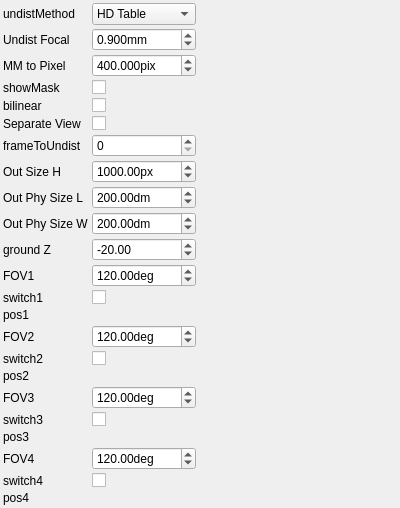
Old version of the form applications/merger/ui/mergerControlWidget.ui in the repository NickPenkrat/corecvs.
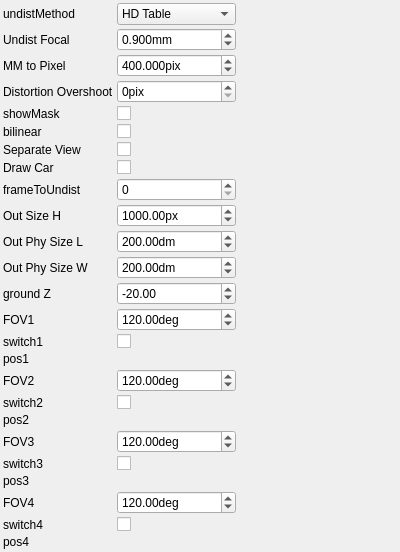
New version of the form. Custom widgets are drawn as their Qt base class.

Patch:
```diff
--- a/applications/merger/ui/mergerControlWidget.ui
+++ b/applications/merger/ui/mergerControlWidget.ui
@@ -55,6 +55,11 @@
          <string>HD Table</string>
         </property>
        </item>
+       <item>
+        <property name="text">
+         <string>Loaded Camera</string>
+        </property>
+       </item>
      </widget>
     </item>
     <item row="1" column="0">
@@ -79,7 +84,7 @@
         <double>99999</double>
        </property>
        <property name="singleStep">
-        <double>1</double>
+        <double>0.1</double>
        </property>
        <property name="value">
         <double>0.9</double>
@@ -114,7 +119,7 @@
         <double>99999</double>
        </property>
        <property name="singleStep">
-        <double>1</double>
+        <double>0.1</double>
        </property>
        <property name="value">
         <double>400</double>
@@ -130,48 +135,63 @@
     <item row="3" column="0">
      <widget class="QLabel" name="label_3">
        <property name="text">
-         <string>showMask</string>
+         <string>Distortion Overshoot</string>
        </property>
      </widget>
     </item>
     <item row="3" column="1">
-     <widget class="QCheckBox" name="showMaskCheckBox">
+     <widget class="QSpinBox" name="distortionOvershootSpinBox">
        <property name="toolTip">
-         <string>showMask</string>
+         <string>Distortion Overshoot</string>
        </property>
-       <property name="checked">
-           <bool>1</bool>
+       <property name="minimum">
+        <number>0</number>
+       </property>
+       <property name="maximum">
+        <number>99999</number>
+       </property>
+       <property name="singleStep">
+        <number>10</number>
+       </property>
+       <property name="value">
+        <number>0</number>
+       </property>
+       <property name="prefix">
+        <string></string>
+       </property>
+       <property name="suffix">
+        <string>pix</string>
        </property>
      </widget>
     </item>
     <item row="4" column="0">
      <widget class="QLabel" name="label_4">
        <property name="text">
-         <string>bilinear</string>
+         <string>showMask</string>
        </property>
      </widget>
     </item>
     <item row="4" column="1">
-     <widget class="QCheckBox" name="bilinearCheckBox">
+     <widget class="QCheckBox" name="showMaskCheckBox">
        <property name="toolTip">
-         <string>bilinear</string>
+         <string>showMask</string>
        </property>
        <property name="checked">
-           <bool>0</bool>
+           <bool>1</bool>
        </property>
      </widget>
     </item>
     <item row="5" column="0">
      <widget class="QLabel" name="label_5">
        <property name="text">
-         <string>Separate View</string>
+         <string>bilinear</string>
        </property>
      </widget>
     </item>
     <item row="5" column="1">
-     <widget class="QCheckBox" name="separateViewCheckBox">
+     <widget class="QCheckBox" name="bilinearCheckBox">
        <property name="toolTip">
-         <string>Separate View</string>
+         <string>bilinear</string>
        </property>
        <property name="checked">
            <bool>0</bool>
@@ -181,113 +201,83 @@
     <item row="6" column="0">
      <widget class="QLabel" name="label_6">
        <property name="text">
-         <string>frameToUndist</string>
+         <string>Separate View</string>
        </property>
      </widget>
     </item>
     <item row="6" column="1">
-     <widget class="QSpinBox" name="frameToUndistSpinBox">
+     <widget class="QCheckBox" name="separateViewCheckBox">
        <property name="toolTip">
-         <string>frameToUndist</string>
+         <string>Separate View</string>
        </property>
-       <property name="minimum">
-        <number>0</number>
-       </property>
-       <property name="maximum">
-        <number>3</number>
-       </property>
-       <property name="singleStep">
-        <number>1</number>
-       </property>
-       <property name="value">
-        <number>0</number>
-       </property>
-       <property name="prefix">
-        <string></string>
-       </property>
-       <property name="suffix">
-        <string></string>
+       <property name="checked">
+           <bool>0</bool>
        </property>
      </widget>
     </item>
     <item row="7" column="0">
      <widget class="QLabel" name="label_7">
        <property name="text">
-         <string>Out Size H</string>
+         <string>Draw Car</string>
        </property>
      </widget>
     </item>
     <item row="7" column="1">
-     <widget class="QDoubleSpinBox" name="outSizeHSpinBox">
+     <widget class="QCheckBox" name="drawCarCheckBox">
        <property name="toolTip">
-         <string>Out Size H</string>
+         <string>Draw Car</string>
        </property>
-       <property name="minimum">
-        <double>10</double>
-       </property>
-       <property name="maximum">
-        <double>99999</double>
-       </property>
-       <property name="singleStep">
-        <double>1</double>
-       </property>
-       <property name="value">
-        <double>1000</double>
-       </property>
-       <property name="prefix">
-        <string></string>
-       </property>
-       <property name="suffix">
-        <string>px</string>
+       <property name="checked">
+           <bool>1</bool>
        </property>
      </widget>
     </item>
     <item row="8" column="0">
      <widget class="QLabel" name="label_8">
        <property name="text">
-         <string>Out Phy Size L</string>
+         <string>frameToUndist</string>
        </property>
      </widget>
     </item>
     <item row="8" column="1">
-     <widget class="QDoubleSpinBox" name="outPhySizeLSpinBox">
+     <widget class="QSpinBox" name="frameToUndistSpinBox">
        <property name="toolTip">
-         <string>Out Phy Size L</string>
+         <string>frameToUndist</string>
        </property>
        <property name="minimum">
-        <double>1</double>
+        <number>0</number>
        </property>
        <property name="maximum">
-        <double>99999</double>
+        <number>3</number>
        </property>
        <property name="singleStep">
-        <double>1</double>
+        <number>1</number>
        </property>
        <property name="value">
-        <double>200</double>
+        <number>0</number>
        </property>
        <property name="prefix">
         <string></string>
        </property>
        <property name="suffix">
-        <string>dm</string>
+        <string></string>
        </property>
      </widget>
     </item>
     <item row="9" column="0">
      <widget class="QLabel" name="label_9">
        <property name="text">
-         <string>Out Phy Size W</string>
+         <string>Out Size H</string>
        </property>
      </widget>
     </item>
     <item row="9" column="1">
-     <widget class="QDoubleSpinBox" name="outPhySizeWSpinBox">
+     <widget class="QDoubleSpinBox" name="outSizeHSpinBox">
        <property name="toolTip">
-         <string>Out Phy Size W</string>
+         <string>Out Size H</string>
        </property>
        <property name="minimum">
-        <double>1</double>
+        <double>10</double>
        </property>
        <property name="maximum">
         <double>99999</double>
@@ -296,30 +286,30 @@
         <double>1</double>
        </property>
        <property name="value">
-        <double>200</double>
+        <double>1000</double>
        </property>
        <property name="prefix">
         <string></string>
        </property>
        <property name="suffix">
-        <string>dm</string>
+        <string>px</string>
        </property>
      </widget>
     </item>
     <item row="10" column="0">
      <widget class="QLabel" name="label_10">
        <property name="text">
-         <string>ground Z</string>
+         <string>Out Phy Size L</string>
        </property>
      </widget>
     </item>
     <item row="10" column="1">
-     <widget class="QDoubleSpinBox" name="groundZSpinBox">
+     <widget class="QDoubleSpinBox" name="outPhySizeLSpinBox">
        <property name="toolTip">
-         <string>ground Z</string>
+         <string>Out Phy Size L</string>
        </property>
        <property name="minimum">
-        <double>-99999</double>
+        <double>1</double>
        </property>
        <property name="maximum">
         <double>99999</double>
@@ -328,269 +318,333 @@
         <double>1</double>
        </property>
        <property name="value">
-        <double>-20</double>
+        <double>200</double>
        </property>
        <property name="prefix">
         <string></string>
        </property>
        <property name="suffix">
-        <string></string>
+        <string>dm</string>
        </property>
      </widget>
     </item>
     <item row="11" column="0">
      <widget class="QLabel" name="label_11">
        <property name="text">
-         <string>FOV1</string>
+         <string>Out Phy Size W</string>
        </property>
      </widget>
     </item>
     <item row="11" column="1">
-     <widget class="QDoubleSpinBox" name="fOV1SpinBox">
+     <widget class="QDoubleSpinBox" name="outPhySizeWSpinBox">
        <property name="toolTip">
-         <string>FOV1</string>
+         <string>Out Phy Size W</string>
        </property>
        <property name="minimum">
         <double>1</double>
        </property>
        <property name="maximum">
-        <double>360</double>
+        <double>99999</double>
        </property>
        <property name="singleStep">
         <double>1</double>
        </property>
        <property name="value">
-        <double>120</double>
+        <double>200</double>
        </property>
        <property name="prefix">
         <string></string>
        </property>
        <property name="suffix">
-        <string>deg</string>
+        <string>dm</string>
        </property>
      </widget>
     </item>
     <item row="12" column="0">
      <widget class="QLabel" name="label_12">
        <property name="text">
-         <string>switch1</string>
+         <string>ground Z</string>
        </property>
      </widget>
     </item>
     <item row="12" column="1">
-     <widget class="QCheckBox" name="switch1CheckBox">
+     <widget class="QDoubleSpinBox" name="groundZSpinBox">
        <property name="toolTip">
-         <string>switch1</string>
+         <string>ground Z</string>
        </property>
-       <property name="checked">
-           <bool>1</bool>
+       <property name="minimum">
+        <double>-99999</double>
+       </property>
+       <property name="maximum">
+        <double>99999</double>
+       </property>
+       <property name="singleStep">
+        <double>1</double>
+       </property>
+       <property name="value">
+        <double>-20</double>
+       </property>
+       <property name="prefix">
+        <string></string>
+       </property>
+       <property name="suffix">
+        <string></string>
        </property>
      </widget>
     </item>
     <item row="13" column="0">
      <widget class="QLabel" name="label_13">
        <property name="text">
-         <string>pos1</string>
+         <string>FOV1</string>
        </property>
      </widget>
     </item>
     <item row="13" column="1">
-     <widget class="EuclidianMoveParametersControlWidget" name="pos1ControlWidget">
+     <widget class="QDoubleSpinBox" name="fOV1SpinBox">
        <property name="toolTip">
-         <string>pos1</string>
+         <string>FOV1</string>
+       </property>
+       <property name="minimum">
+        <double>1</double>
+       </property>
+       <property name="maximum">
+        <double>360</double>
+       </property>
+       <property name="singleStep">
+        <double>1</double>
+       </property>
+       <property name="value">
+        <double>120</double>
+       </property>
+       <property name="prefix">
+        <string></string>
+       </property>
+       <property name="suffix">
+        <string>deg</string>
        </property>
      </widget>
     </item>
     <item row="14" column="0">
      <widget class="QLabel" name="label_14">
        <property name="text">
-         <string>FOV2</string>
+         <string>switch1</string>
        </property>
      </widget>
     </item>
     <item row="14" column="1">
-     <widget class="QDoubleSpinBox" name="fOV2SpinBox">
+     <widget class="QCheckBox" name="switch1CheckBox">
        <property name="toolTip">
-         <string>FOV2</string>
+         <string>switch1</string>
        </property>
-       <property name="minimum">
-        <double>1</double>
-       </property>
-       <property name="maximum">
-        <double>360</double>
-       </property>
-       <property name="singleStep">
-        <double>1</double>
-       </property>
-       <property name="value">
-        <double>120</double>
-       </property>
-       <property name="prefix">
-        <string></string>
-       </property>
-       <property name="suffix">
-        <string>deg</string>
+       <property name="checked">
+           <bool>1</bool>
        </property>
      </widget>
     </item>
     <item row="15" column="0">
      <widget class="QLabel" name="label_15">
        <property name="text">
-         <string>switch2</string>
+         <string>pos1</string>
        </property>
      </widget>
     </item>
     <item row="15" column="1">
-     <widget class="QCheckBox" name="switch2CheckBox">
+     <widget class="EuclidianMoveParametersControlWidget" name="pos1ControlWidget">
        <property name="toolTip">
-         <string>switch2</string>
-       </property>
-       <property name="checked">
-           <bool>1</bool>
+         <string>pos1</string>
        </property>
      </widget>
     </item>
     <item row="16" column="0">
      <widget class="QLabel" name="label_16">
        <property name="text">
-         <string>pos2</string>
+         <string>FOV2</string>
        </property>
      </widget>
     </item>
     <item row="16" column="1">
-     <widget class="EuclidianMoveParametersControlWidget" name="pos2ControlWidget">
+     <widget class="QDoubleSpinBox" name="fOV2SpinBox">
        <property name="toolTip">
-         <string>pos2</string>
+         <string>FOV2</string>
+       </property>
+       <property name="minimum">
+        <double>1</double>
+       </property>
+       <property name="maximum">
+        <double>360</double>
+       </property>
+       <property name="singleStep">
+        <double>1</double>
+       </property>
+       <property name="value">
+        <double>120</double>
+       </property>
+       <property name="prefix">
+        <string></string>
+       </property>
+       <property name="suffix">
+        <string>deg</string>
        </property>
      </widget>
     </item>
     <item row="17" column="0">
      <widget class="QLabel" name="label_17">
        <property name="text">
-         <string>FOV3</string>
+         <string>switch2</string>
        </property>
      </widget>
     </item>
     <item row="17" column="1">
-     <widget class="QDoubleSpinBox" name="fOV3SpinBox">
+     <widget class="QCheckBox" name="switch2CheckBox">
        <property name="toolTip">
-         <string>FOV3</string>
+         <string>switch2</string>
        </property>
-       <property name="minimum">
-        <double>1</double>
-       </property>
-       <property name="maximum">
-        <double>360</double>
-       </property>
-       <property name="singleStep">
-        <double>1</double>
-       </property>
-       <property name="value">
-        <double>120</double>
-       </property>
-       <property name="prefix">
-        <string></string>
-       </property>
-       <property name="suffix">
-        <string>deg</string>
+       <property name="checked">
+           <bool>1</bool>
        </property>
      </widget>
     </item>
     <item row="18" column="0">
      <widget class="QLabel" name="label_18">
        <property name="text">
-         <string>switch3</string>
+         <string>pos2</string>
        </property>
      </widget>
     </item>
     <item row="18" column="1">
-     <widget class="QCheckBox" name="switch3CheckBox">
+     <widget class="EuclidianMoveParametersControlWidget" name="pos2ControlWidget">
        <property name="toolTip">
-         <string>switch3</string>
-       </property>
-       <property name="checked">
-           <bool>1</bool>
+         <string>pos2</string>
        </property>
      </widget>
     </item>
     <item row="19" column="0">
      <widget class="QLabel" name="label_19">
        <property name="text">
-         <string>pos3</string>
+         <string>FOV3</string>
        </property>
      </widget>
     </item>
     <item row="19" column="1">
-     <widget class="EuclidianMoveParametersControlWidget" name="pos3ControlWidget">
+     <widget class="QDoubleSpinBox" name="fOV3SpinBox">
        <property name="toolTip">
-         <string>pos3</string>
+         <string>FOV3</string>
+       </property>
+       <property name="minimum">
+        <double>1</double>
+       </property>
+       <property name="maximum">
+        <double>360</double>
+       </property>
+       <property name="singleStep">
+        <double>1</double>
+       </property>
+       <property name="value">
+        <double>120</double>
+       </property>
+       <property name="prefix">
+        <string></string>
+       </property>
+       <property name="suffix">
+        <string>deg</string>
        </property>
      </widget>
     </item>
     <item row="20" column="0">
      <widget class="QLabel" name="label_20">
        <property name="text">
-         <string>FOV4</string>
+         <string>switch3</string>
        </property>
      </widget>
     </item>
     <item row="20" column="1">
-     <widget class="QDoubleSpinBox" name="fOV4SpinBox">
+     <widget class="QCheckBox" name="switch3CheckBox">
        <property name="toolTip">
-         <string>FOV4</string>
+         <string>switch3</string>
        </property>
-       <property name="minimum">
-        <double>1</double>
-       </property>
-       <property name="maximum">
-        <double>360</double>
-       </property>
-       <property name="singleStep">
-        <double>1</double>
-       </property>
-       <property name="value">
-        <double>120</double>
-       </property>
-       <property name="prefix">
-        <string></string>
-       </property>
-       <property name="suffix">
-        <string>deg</string>
+       <property name="checked">
+           <bool>1</bool>
        </property>
      </widget>
     </item>
     <item row="21" column="0">
      <widget class="QLabel" name="label_21">
        <property name="text">
-         <string>switch4</string>
+         <string>pos3</string>
        </property>
      </widget>
     </item>
     <item row="21" column="1">
-     <widget class="QCheckBox" name="switch4CheckBox">
+     <widget class="EuclidianMoveParametersControlWidget" name="pos3ControlWidget">
        <property name="toolTip">
-         <string>switch4</string>
-       </property>
-       <property name="checked">
-           <bool>1</bool>
+         <string>pos3</string>
        </property>
      </widget>
     </item>
     <item row="22" column="0">
      <widget class="QLabel" name="label_22">
        <property name="text">
-         <string>pos4</string>
+         <string>FOV4</string>
        </property>
      </widget>
     </item>
     <item row="22" column="1">
+     <widget class="QDoubleSpinBox" name="fOV4SpinBox">
+       <property name="toolTip">
+         <string>FOV4</string>
+       </property>
+       <property name="minimum">
+        <double>1</double>
+       </property>
+       <property name="maximum">
+        <double>360</double>
+       </property>
+       <property name="singleStep">
+        <double>1</double>
+       </property>
+       <property name="value">
+        <double>120</double>
+       </property>
+       <property name="prefix">
+        <string></string>
+       </property>
+       <property name="suffix">
+        <string>deg</string>
+       </property>
+     </widget>
+    </item>
+    <item row="23" column="0">
+     <widget class="QLabel" name="label_23">
+       <property name="text">
+         <string>switch4</string>
+       </property>
+     </widget>
+    </item>
+    <item row="23" column="1">
+     <widget class="QCheckBox" name="switch4CheckBox">
+       <property name="toolTip">
+         <string>switch4</string>
+       </property>
+       <property name="checked">
+           <bool>1</bool>
+       </property>
+     </widget>
+    </item>
+    <item row="24" column="0">
+     <widget class="QLabel" name="label_24">
+       <property name="text">
+         <string>pos4</string>
+       </property>
+     </widget>
+    </item>
+    <item row="24" column="1">
      <widget class="EuclidianMoveParametersControlWidget" name="pos4ControlWidget">
        <property name="toolTip">
          <string>pos4</string>
        </property>
      </widget>
     </item>
-   <item row="23" column="0">
+   <item row="25" column="0">
     <spacer name="verticalSpacer">
      <property name="orientation">
       <enum>Qt::Vertical</enum>
@@ -603,7 +657,7 @@
      </property>
     </spacer>
    </item>
-   <item row="23" column="2">
+   <item row="25" column="2">
     <spacer name="horizontalSpacer">
      <property name="orientation">
       <enum>Qt::Horizontal</enum>
```
Left out of the diff: 12 changed lines with no effect on the pictures.
